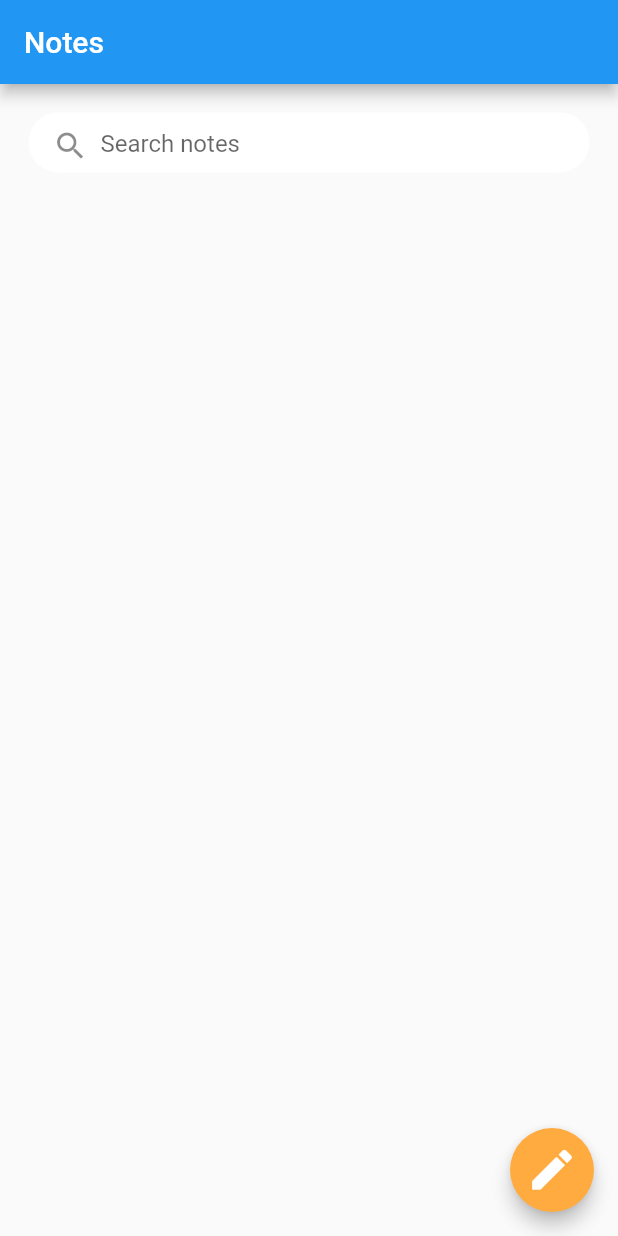
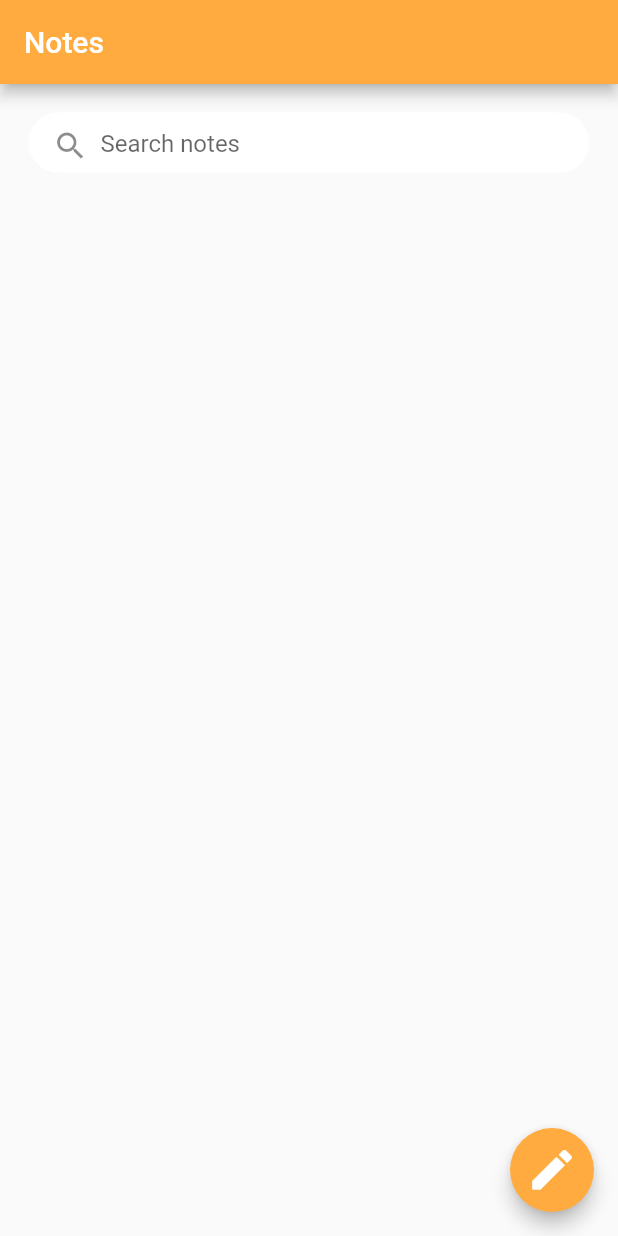
Before and after one commit to ahmedhossain29/NoteApp, a Flutter app: the screen it shows after launch, on a phone screen of 412 x 824 dp. Run offline on Flutter 3.47's test engine with Material 2 defaults, Android fonts, the phone set to English and light mode, and no system bars.

Commit message:
Note App

```diff
--- a/lib/homePage.dart
+++ b/lib/homePage.dart
@@ -1,8 +1,8 @@
 import 'package:flutter/material.dart';
+import 'package:intl/intl.dart';
 import 'package:note/addNotes.dart';
 import 'package:note/detailsPage.dart';
 import 'package:note/noteModel.dart';
-import 'package:intl/intl.dart';
 
 class HomePage extends StatefulWidget {
   const HomePage({super.key});
@@ -18,6 +18,7 @@ class _HomePageState extends State<HomePage> {
   Widget build(BuildContext context) {
     return Scaffold(
       appBar: AppBar(
+        backgroundColor: Colors.orangeAccent,
         title: const Text('Notes'),
       ),
       floatingActionButton: FloatingActionButton(
--- a/lib/main.dart
+++ b/lib/main.dart
@@ -1,4 +1,5 @@
 import 'package:flutter/material.dart';
+
 import 'homePage.dart';
 
 void main() {
@@ -11,6 +12,7 @@ class MyApp extends StatelessWidget {
   @override
   Widget build(BuildContext context) {
     return const MaterialApp(
+      debugShowCheckedModeBanner: false,
       home: HomePage(),
     );
   }
```
